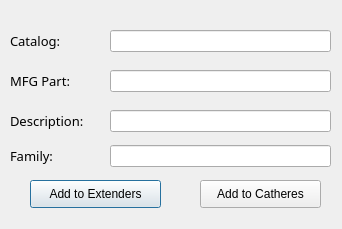
This is Code/Forms/CatalogHelper_details.ui in EranYonai/Auto-Baseline as Qt 5 draws it before an edit. The edited form follows.
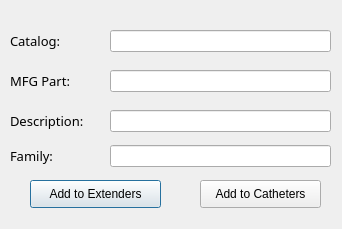
This is the edited form.

Commit message:
Fixed typo in CatalogHelper_details window and fixed crash in MFG part
Fixed Typo - Catheres -> Catheters
Fixed crash -> Removed driver.quit() if no catheter was found.

What changed in the file:
```diff
--- a/Code/Forms/CatalogHelper_details.ui
+++ b/Code/Forms/CatalogHelper_details.ui
@@ -152,7 +152,7 @@
     </rect>
    </property>
    <property name="text">
-    <string>Add to Catheres</string>
+    <string>Add to Catheters</string>
    </property>
   </widget>
  </widget>
```
The commit also changes 2 other files.
